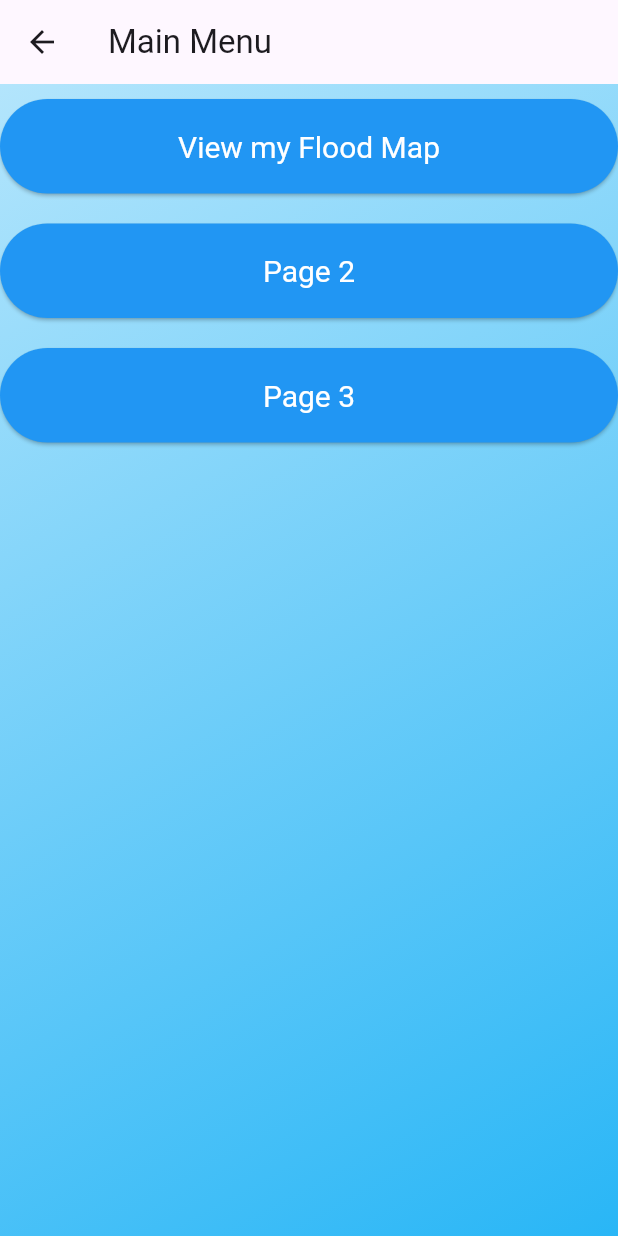
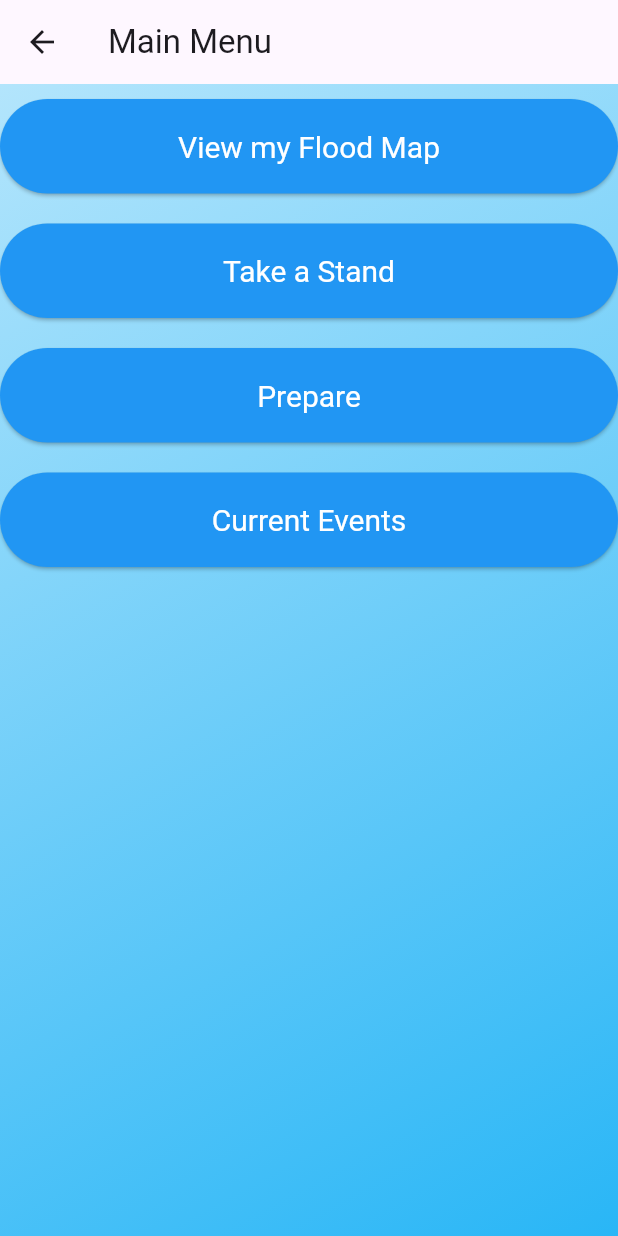
Before and after one commit to EthanDonley/floodCare, a Flutter app: the screen it shows after launch, after a tap on "ARE YOU AT RISK OF A FLOOD?", on a phone screen of 412 x 824 dp. Run offline on Flutter 3.47's test engine with Material 3 defaults, Android fonts, the phone set to English and light mode, and no system bars; our stand-ins replace geolocator, location; missing offline and left inert: webfeed.

Commit message:
more menu

```diff
--- /dev/null
+++ b/lib/bottom_nav_bar.dart
@@ -0,0 +1,29 @@
+import 'package:flutter/material.dart';
+
+class CustomFooter extends StatelessWidget {
+  const CustomFooter({Key? key}) : super(key: key);
+
+  @override
+  Widget build(BuildContext context) {
+    return NavigationBar(
+      destinations: const [
+        NavigationDestination(
+          icon: Icon(Icons.warning_rounded),
+          label: 'Emergency',
+        ),
+        NavigationDestination(
+          icon: Icon(Icons.home),
+          label: 'Home',
+        ),
+        NavigationDestination(
+          icon: Icon(Icons.info),
+          label: 'Information',
+        ),
+      ],
+      onDestinationSelected: (int index) {
+        // Handle navigation logic here
+      },
+      selectedIndex: 0,  // Default selected index, set it as per your navigation logic
+    );
+  }
+}
--- a/lib/homepage/flood_risk_button.dart
+++ b/lib/homepage/flood_risk_button.dart
@@ -7,7 +7,7 @@ class FloodRiskButton extends StatelessWidget {
   @override
   Widget build(BuildContext context) {
     return Padding(
-      padding: const EdgeInsets.symmetric(horizontal: 50, vertical: 100),
+      padding: const EdgeInsets.symmetric(horizontal: 50, vertical: 35),
       child: ElevatedButton(
         onPressed: () {
           // Navigate to MainMenu when this button is pressed
--- a/lib/homepage/homepage.dart
+++ b/lib/homepage/homepage.dart
@@ -1,4 +1,5 @@
 import 'package:flutter/material.dart';
+import 'package:flutter_playground/bottom_nav_bar.dart';
 import 'package:flutter_playground/homepage/emergency_button.dart';
 import 'package:flutter_playground/homepage/flood_risk_button.dart';
 import 'package:flutter_playground/homepage/title_section.dart';
@@ -32,6 +33,7 @@ class HomePage extends StatelessWidget {
           ],
         ),
       ),
+      bottomNavigationBar: const CustomFooter(),
     );
   }
 }
--- a/lib/main.dart
+++ b/lib/main.dart
@@ -1,14 +1,9 @@
 import 'package:flutter/material.dart';
 import 'package:flutter_playground/homepage/homepage.dart';
-import 'package:flutter/services.dart';
+
 
 void main() {
   runApp(const MyApp());
-  WidgetsFlutterBinding.ensureInitialized();
-  SystemChrome.setPreferredOrientations([
-    DeviceOrientation.portraitUp,
-    DeviceOrientation.portraitDown,
-  ]);
 }
 
 class MyApp extends StatelessWidget {
--- a/lib/mainmenu/mainmenu.dart
+++ b/lib/mainmenu/mainmenu.dart
@@ -27,8 +27,9 @@ class MainMenu extends StatelessWidget {
         child: ListView(
           children: <Widget>[
             menuButton(context, "View my Flood Map", Page1()),
-            menuButton(context, "Page 2", Page2()),
-            menuButton(context, "Page 3", Page3()),
+            menuButton(context, "Take a Stand", Page2()),
+            menuButton(context, "Prepare", Page3()),
+            menuButton(context, "Current Events", Page4())
             // More buttons can be added here
           ],
         ),
@@ -75,3 +76,13 @@ class Page3 extends StatelessWidget {
     );
   }
 }
+
+class Page4 extends StatelessWidget {
+  @override
+  Widget build(BuildContext context) {
+    return Scaffold(
+      appBar: AppBar(title: Text("Page 4")),
+      body: Center(child: Text("This is Page 4")),
+    );
+  }
+}
```
